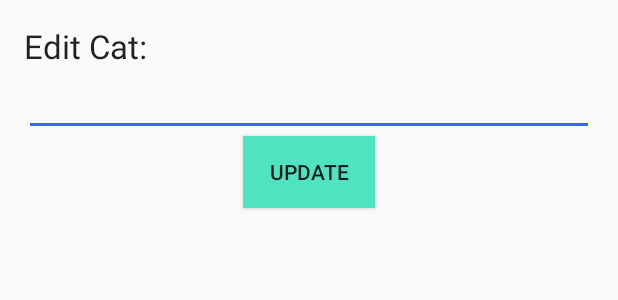
After one commit to NathanSass/Catter, an Android app: the layout fragment_edit_todo_dialog.xml on its own in the app's theme, with its tools: preview values and no code run, on a phone screen of 412 x 824 dp. The commit adds this screen. Shown: the top 300 px of the screen. Run offline under Robolectric (Android 15) with nearby library versions, the phone set to English and light mode, and no system bars.

Commit message:
Able to display a custom dialog fragment, todo - remove old stuff

```diff
--- a/app/build.gradle
+++ b/app/build.gradle
@@ -25,4 +25,5 @@ dependencies {
     compile 'com.android.support:appcompat-v7:23.2.0'
     compile 'commons-io:commons-io:2.4'
     compile 'com.michaelpardo:activeandroid:3.1.0-SNAPSHOT'
+    compile 'com.android.support:support-v4:23.2.0'
 }
--- /dev/null
+++ b/app/src/main/res/layout/fragment_edit_todo_dialog.xml
@@ -0,0 +1,42 @@
+<?xml version="1.0" encoding="utf-8"?>
+<RelativeLayout
+    xmlns:android="http://schemas.android.com/apk/res/android"
+    xmlns:tools="http://schemas.android.com/tools"
+    android:layout_width="match_parent"
+    android:layout_height="match_parent"
+    android:paddingBottom="@dimen/activity_vertical_margin"
+    android:paddingLeft="@dimen/activity_horizontal_margin"
+    android:paddingRight="@dimen/activity_horizontal_margin"
+    android:paddingTop="@dimen/activity_vertical_margin"
+    tools:context="com.nathansass.todoapp.EditItemActivity">
+
+    <TextView
+        android:layout_width="wrap_content"
+        android:layout_height="wrap_content"
+        android:textAppearance="?android:attr/textAppearanceLarge"
+        android:text="@string/editItem"
+        android:id="@+id/labelEditItem"
+        android:layout_alignParentTop="true"
+        android:layout_alignParentLeft="true"
+        android:layout_alignParentStart="true"/>
+
+    <EditText
+        android:layout_width="wrap_content"
+        android:layout_height="wrap_content"
+        android:id="@+id/etItemTitle"
+        android:layout_below="@+id/labelEditItem"
+        android:layout_alignParentLeft="true"
+        android:layout_alignParentStart="true"
+        android:layout_alignParentRight="true"
+        android:layout_alignParentEnd="true"
+        android:inputType="text"/>
+
+    <Button
+        android:layout_width="wrap_content"
+        android:layout_height="wrap_content"
+        android:text="@string/update"
+        android:id="@+id/btnSubmitEdits"
+        android:layout_below="@+id/etItemTitle"
+        android:layout_centerHorizontal="true"
+        android:background="@color/ColorPositiveGreen"/>
+</RelativeLayout>
--- a/app/src/main/res/values/strings.xml
+++ b/app/src/main/res/values/strings.xml
@@ -6,4 +6,7 @@
     <string name="update">Update</string>
     <string name="addTask">Add Cat</string>
     <string name="tvLabel">Cat Roster</string>
+
+    <!-- TODO: Remove or change this placeholder text -->
+    <string name="hello_blank_fragment">Hello blank fragment</string>
 </resources>
```
Also changed, not shown: app/src/main/java/com/nathansass/todoapp/EditTodoDialogFragment.java (added, +82 -0 lines), app/src/main/java/com/nathansass/todoapp/MainActivity.java (+30 -5 lines), app/src/main/java/com/nathansass/todoapp/Todo.java (+5 -2 lines).
